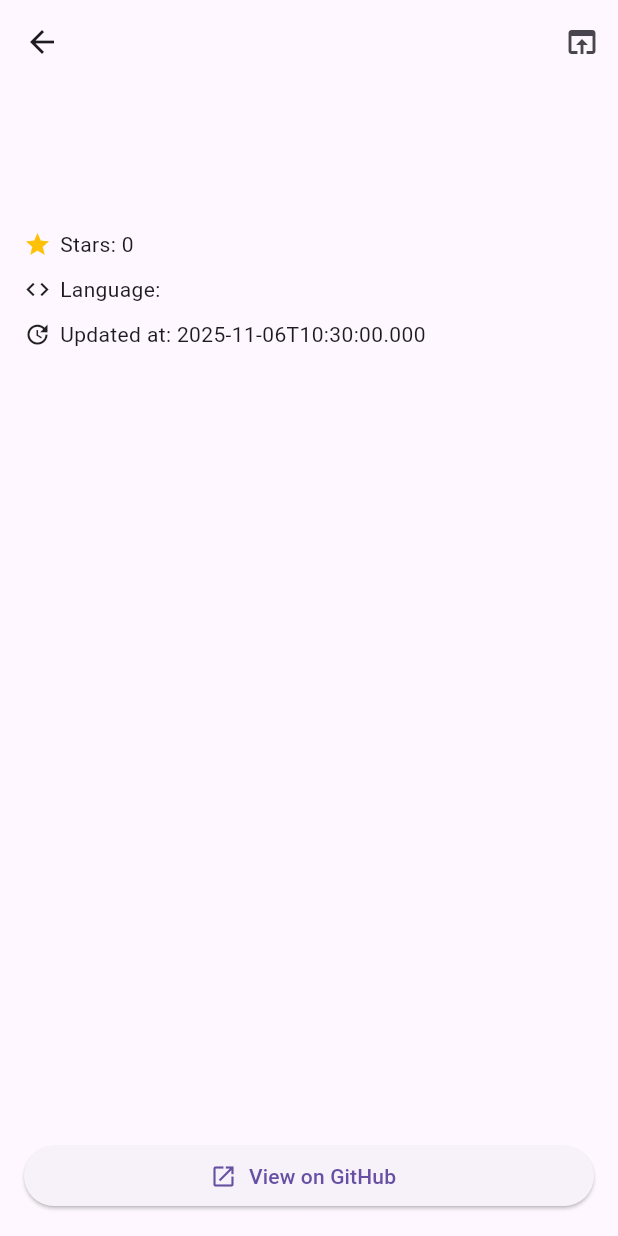
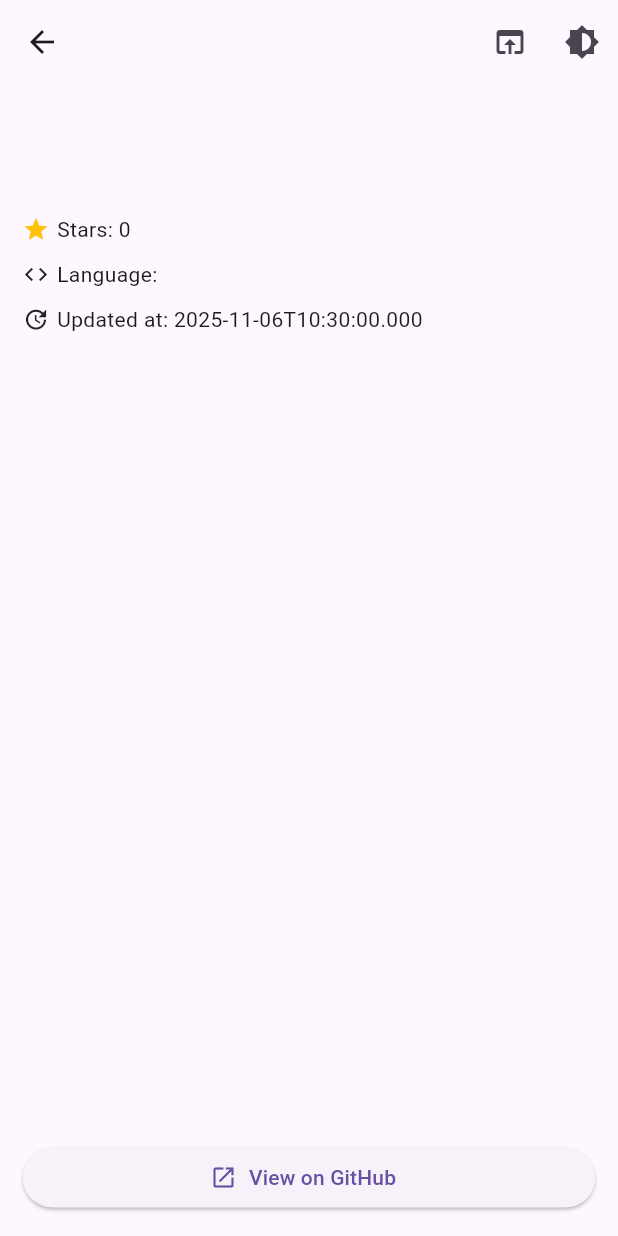
Before and after one commit to Shahin4292/iNiLabs-Task, a Flutter app: the RepoDetailsScreen screen opened directly with empty values, after a tap on "View on GitHub", on a phone screen of 412 x 824 dp. Run offline on Flutter 3.47's test engine with Material 3 defaults, Android fonts, the phone set to English and light mode, and no system bars; our stand-ins replace dio, get.

Commit message:
code update

```diff
--- a/lib/features/git_hub_home/repository/git_hub_home_repo.dart
+++ b/lib/features/git_hub_home/repository/git_hub_home_repo.dart
@@ -6,8 +6,6 @@ class GitHubHomeRepo{
   final Dio _dio = Dio(BaseOptions(baseUrl: AppConstants.apiBaseUrl));
 
   Future<List<dynamic>> getUserRepos(String username) async {
-    debugPrint("---------------------------------------------");
-    debugPrint('Fetching repos for user: $username');
     final response = await _dio.get('${AppConstants.userUrl}$username${AppConstants.reposUrl}');
     debugPrint("---------------------------------------------");
     debugPrint("Response Data: ${response.data}");
--- a/lib/features/git_hub_home/widget/repo_info_row.dart
+++ b/lib/features/git_hub_home/widget/repo_info_row.dart
@@ -26,7 +26,7 @@ class RepoInfoRow extends StatelessWidget {
 
          SizedBox(width: Dimensions.paddingSizeExtraSmall),
 
-        Text(text, style: Theme.of(context).textTheme.bodyMedium),
+        Text(text, style: TextStyle(fontSize: Dimensions.fontSizeDefault)),
 
         SizedBox(width: Dimensions.paddingSizeDefault),
 
@@ -34,7 +34,7 @@ class RepoInfoRow extends StatelessWidget {
 
         SizedBox(width: Dimensions.paddingSizeExtraSmall),
 
-        Flexible(child: Text(language, maxLines: 1, overflow: TextOverflow.ellipsis, style: Theme.of(context).textTheme.bodyMedium)),
+        Flexible(child: Text(language, maxLines: 1, overflow: TextOverflow.ellipsis, style: TextStyle(fontSize: Dimensions.fontSizeDefault))),
       ],
     );
   }
--- a/lib/features/git_hub_repo_details/screens/git_hub_repo_details_screen.dart
+++ b/lib/features/git_hub_repo_details/screens/git_hub_repo_details_screen.dart
@@ -1,22 +1,18 @@
 import 'package:flutter/material.dart';
-import 'package:url_launcher/url_launcher.dart';
+import 'package:get/get.dart';
+import 'package:inilabs_assignment/controller/theme_controller.dart';
+import 'package:inilabs_assignment/features/git_hub_repo_details/controller/git_hub_repo_details_controller.dart';
+import 'package:inilabs_assignment/utils/dimensions.dart';
 
 class RepoDetailsScreen extends StatelessWidget {
   final dynamic repo;
-
-  const RepoDetailsScreen({super.key, required this.repo});
-
-  Future<void> _openGitUrl() async {
-    final url = Uri.parse(repo['html_url'] ?? '');
-    if (await canLaunchUrl(url)) {
-      await launchUrl(url, mode: LaunchMode.externalApplication);
-    } else {
-      throw 'Could not open $url';
-    }
-  }
+  final ThemeController themeController = Get.find();
+  RepoDetailsScreen({super.key, required this.repo});
 
   @override
   Widget build(BuildContext context) {
+
+    final GitHubRepoDetailsController gitHubRepoDetailsController = Get.put(GitHubRepoDetailsController(repo));
     final name = repo['name'] ?? 'Unknown';
     final description = repo['description'] ?? 'No description available';
     final stars = repo['stargazers_count'] ?? 0;
@@ -25,60 +21,87 @@ class RepoDetailsScreen extends StatelessWidget {
 
     return Scaffold(
       appBar: AppBar(
-        title: Text(name),
+        title: Text(name, style: TextStyle(fontSize: Dimensions.fontSizeExtraLarge)),
         actions: [
+
           IconButton(
             icon: const Icon(Icons.open_in_browser),
-            onPressed: _openGitUrl,
+            onPressed: gitHubRepoDetailsController.openGitUrl,
           ),
+
+          IconButton(
+            icon: const Icon(Icons.brightness_6),
+            onPressed: themeController.toggleTheme,
+            tooltip: 'Toggle theme',
+          ),
+
         ],
       ),
       body: Padding(
-        padding: const EdgeInsets.all(16.0),
+        padding: const EdgeInsets.all(Dimensions.paddingSizeDefault),
         child: Column(
           crossAxisAlignment: CrossAxisAlignment.start,
           children: [
+
             Text(
               name,
-              style: Theme.of(context)
-                  .textTheme
-                  .headlineSmall
-                  ?.copyWith(fontWeight: FontWeight.bold),
+              style:  TextStyle(fontWeight: FontWeight.bold,fontSize: Dimensions.fontSizeExtraLarge),
+              maxLines: 1, overflow: TextOverflow.ellipsis,
             ),
-            const SizedBox(height: 12),
-            Text(description),
-            const SizedBox(height: 16),
+
+            SizedBox(height: Dimensions.paddingSizeSmall),
+
+            Text(
+              description,
+              style: TextStyle(fontSize: Dimensions.fontSizeDefault)
+            ),
+
+            SizedBox(height: Dimensions.paddingSizeDefault),
+
             Row(
               children: [
-                const Icon(Icons.star, size: 18, color: Colors.amber),
-                const SizedBox(width: 6),
+                 Icon(Icons.star, size: Dimensions.fontSizeExtraLarge, color: Colors.amber),
+
+                SizedBox(width: Dimensions.paddingSizeExtraSmall),
+
                 Text('Stars: $stars'),
               ],
             ),
-            const SizedBox(height: 10),
+
+            SizedBox(height: Dimensions.paddingSizeSmall),
+
             Row(
               children: [
-                const Icon(Icons.code, size: 18),
-                const SizedBox(width: 6),
+
+                Icon(Icons.code, size: Dimensions.fontSizeExtraLarge),
+
+                SizedBox(width: Dimensions.paddingSizeExtraSmall),
+
                 Text('Language: $language'),
               ],
             ),
-            const SizedBox(height: 10),
+
+            SizedBox(height: Dimensions.paddingSizeSmall),
+
             if (updatedAt.isNotEmpty)
               Row(
                 children: [
-                  const Icon(Icons.update, size: 18),
-                  const SizedBox(width: 6),
+                  Icon(Icons.update, size: Dimensions.fontSizeExtraLarge),
+
+                  SizedBox(width: Dimensions.paddingSizeExtraSmall),
+
                   Text('Updated at: $updatedAt'),
                 ],
               ),
+
             const Spacer(),
+
             SizedBox(
               width: double.infinity,
               child: ElevatedButton.icon(
                 icon: const Icon(Icons.open_in_new),
                 label: const Text('View on GitHub'),
-                onPressed: _openGitUrl,
+                onPressed: gitHubRepoDetailsController.openGitUrl,
               ),
             ),
           ],
--- a/lib/features/git_hub_search/repository/git_hub_search_repo.dart
+++ b/lib/features/git_hub_search/repository/git_hub_search_repo.dart
@@ -6,10 +6,7 @@ class GitHubSearchRepo{
   final Dio _dio = Dio(BaseOptions(baseUrl: AppConstants.apiBaseUrl));
 
   Future<Map<String, dynamic>> getUser(String username) async {
-    debugPrint('Fetching user data for: $username');
-    debugPrint('Fetching: ${AppConstants.userUrl}$username');
     final response = await _dio.get('${AppConstants.userUrl}$username');
-    debugPrint('Fetching user data for: $response');
     debugPrint('Fetching user data for: ${response.data}');
     return response.data;
   }
--- a/lib/main.dart
+++ b/lib/main.dart
@@ -2,8 +2,6 @@ import 'package:flutter/material.dart';
 import 'package:get/get.dart';
 import 'package:inilabs_assignment/controller/theme_controller.dart';
 import 'features/git_hub_search/screens/git_hub_search_screen.dart';
-
-
 
 void main() {
   runApp(const GitHubApp());
```
Also changed, not shown: lib/features/git_hub_home/controller/git_hub_home_controller.dart (+3 -6 lines), lib/features/git_hub_home/screens/git_hub_home_screen.dart (+21 -14 lines), lib/features/git_hub_home/widget/repo_card.dart (+6 -9 lines), lib/features/git_hub_search/controller/git_hub_search_controller.dart (+7 -3 lines), lib/features/git_hub_search/screens/git_hub_search_screen.dart (+7 -16 lines).
